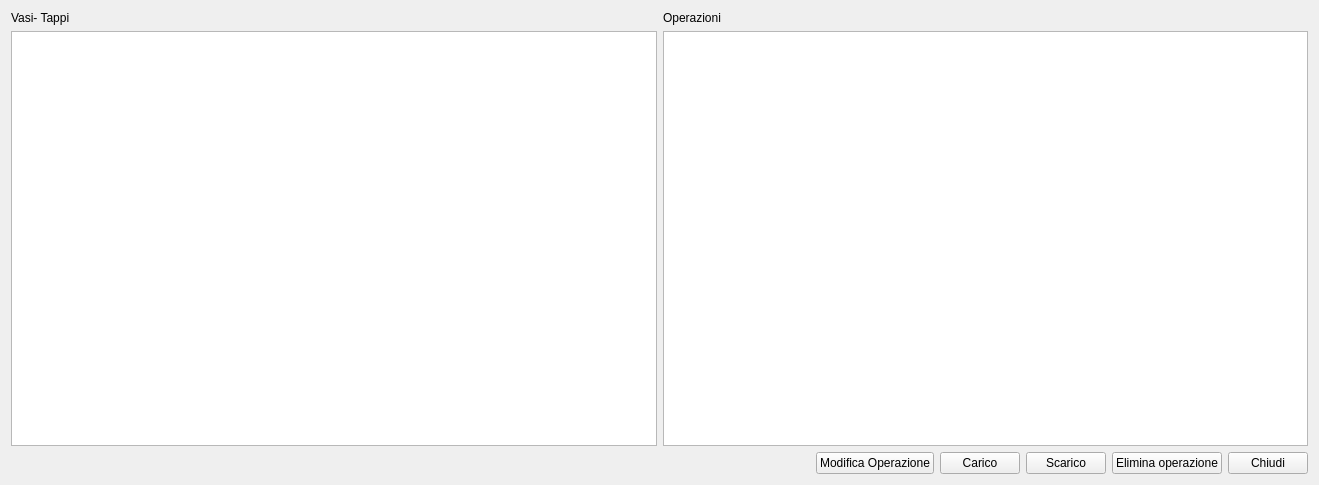
Before: the Qt Designer form ftcontainers_overview.ui in fblabs/CLTags, drawn with Qt 5.
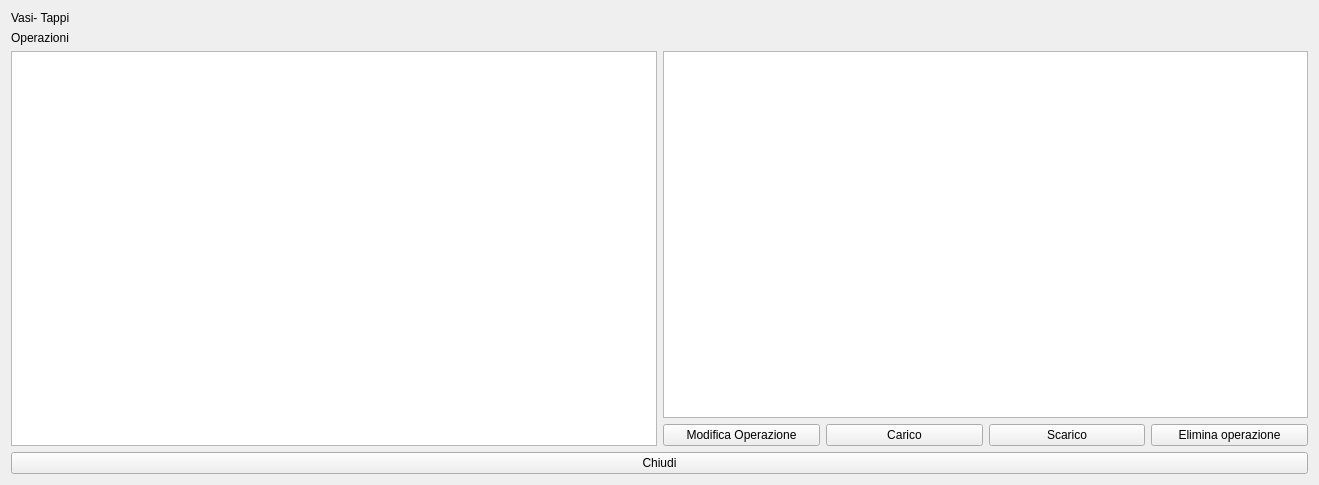
After: the same form once the commit is applied. Icons and pictures are not drawn.

```diff
--- a/ftcontainers_overview.ui
+++ b/ftcontainers_overview.ui
@@ -18,10 +18,6 @@
   </property>
   <layout class="QVBoxLayout" name="verticalLayout_3">
    <item>
-    <layout class="QHBoxLayout" name="horizontalLayout_2">
-     <item>
-      <layout class="QVBoxLayout" name="verticalLayout">
-       <item>
         <widget class="QLabel" name="label">
          <property name="text">
           <string>Vasi- Tappi</string>
@@ -29,32 +25,6 @@
         </widget>
        </item>
        <item>
-        <widget class="QTableView" name="tvOverview">
-         <property name="maximumSize">
-          <size>
-           <width>16777215</width>
-           <height>16777215</height>
-          </size>
-         </property>
-         <property name="selectionMode">
-          <enum>QAbstractItemView::SingleSelection</enum>
-         </property>
-         <property name="selectionBehavior">
-          <enum>QAbstractItemView::SelectRows</enum>
-         </property>
-         <attribute name="verticalHeaderVisible">
-          <bool>false</bool>
-         </attribute>
-         <attribute name="verticalHeaderHighlightSections">
-          <bool>false</bool>
-         </attribute>
-        </widget>
-       </item>
-      </layout>
-     </item>
-     <item>
-      <layout class="QVBoxLayout" name="verticalLayout_2">
-       <item>
         <widget class="QLabel" name="label_2">
          <property name="text">
           <string>Operazioni</string>
@@ -62,6 +32,36 @@
         </widget>
        </item>
        <item>
+    <layout class="QHBoxLayout" name="horizontalLayout_2">
+     <item>
+      <layout class="QVBoxLayout" name="verticalLayout_2">
+       <item>
+        <widget class="QTableView" name="tvOverview">
+         <property name="maximumSize">
+          <size>
+           <width>16777215</width>
+           <height>16777215</height>
+          </size>
+         </property>
+         <property name="selectionMode">
+          <enum>QAbstractItemView::SingleSelection</enum>
+         </property>
+         <property name="selectionBehavior">
+          <enum>QAbstractItemView::SelectRows</enum>
+         </property>
+         <attribute name="verticalHeaderVisible">
+          <bool>false</bool>
+         </attribute>
+         <attribute name="verticalHeaderHighlightSections">
+          <bool>false</bool>
+         </attribute>
+        </widget>
+       </item>
+      </layout>
+     </item>
+     <item>
+      <layout class="QVBoxLayout" name="verticalLayout">
+       <item>
         <widget class="QTableView" name="tvDetails">
          <property name="alternatingRowColors">
           <bool>true</bool>
@@ -77,25 +77,8 @@
          </attribute>
         </widget>
        </item>
-      </layout>
-     </item>
-    </layout>
-   </item>
    <item>
     <layout class="QHBoxLayout" name="horizontalLayout">
-     <item>
-      <spacer name="horizontalSpacer">
-       <property name="orientation">
-        <enum>Qt::Horizontal</enum>
-       </property>
-       <property name="sizeHint" stdset="0">
-        <size>
-         <width>40</width>
-         <height>20</height>
-        </size>
-       </property>
-      </spacer>
-     </item>
      <item>
       <widget class="QPushButton" name="pbModify">
        <property name="minimumSize">
@@ -179,6 +162,14 @@
        </property>
       </widget>
      </item>
+        </layout>
+       </item>
+      </layout>
+     </item>
+    </layout>
+   </item>
+   <item>
+    <layout class="QHBoxLayout" name="horizontalLayout_5">
      <item>
       <widget class="QPushButton" name="pbClose">
        <property name="minimumSize">
```
Lines whose indentation alone changed are shown as unchanged.
